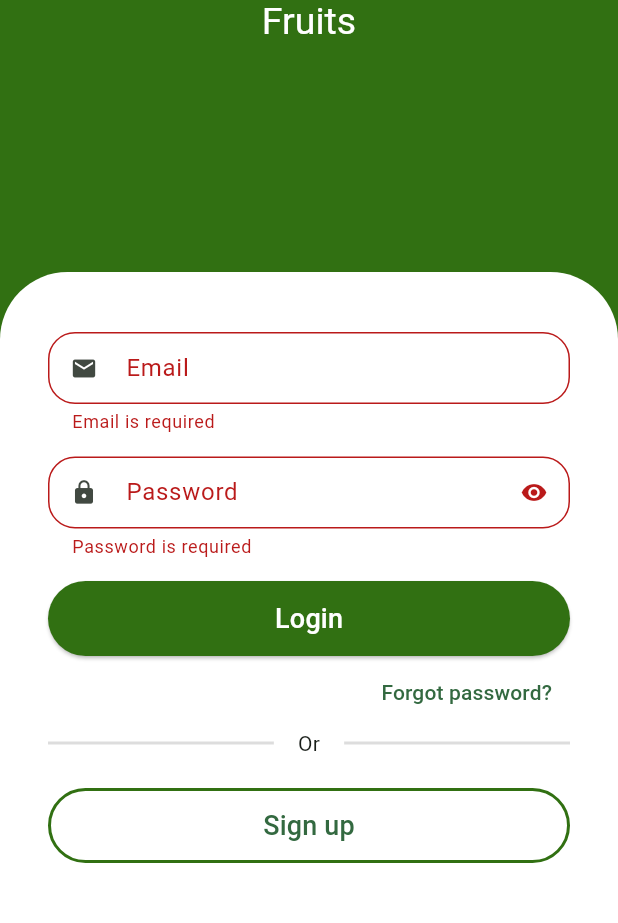
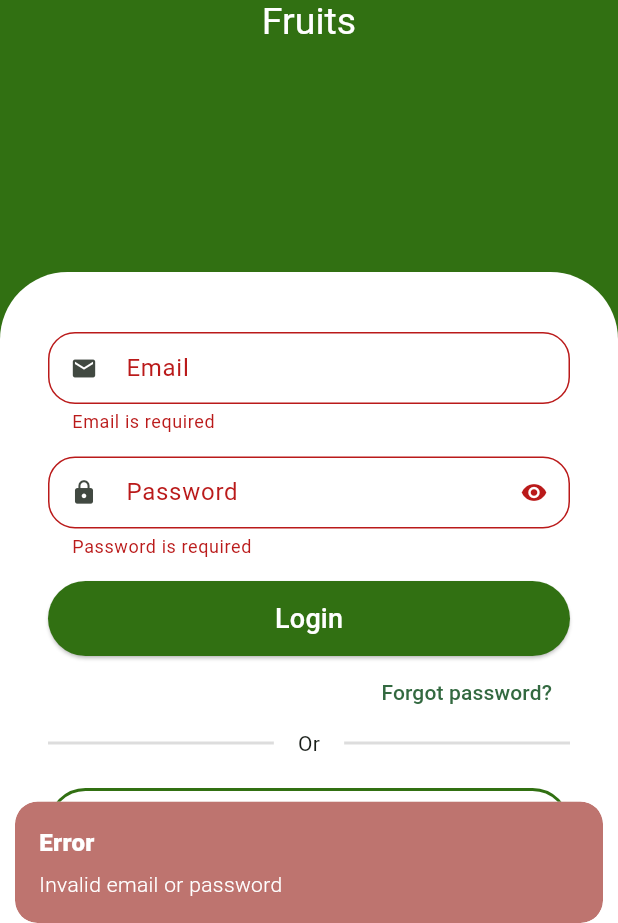
Before and after one commit to luisabritod/Greengrocer, a Flutter app: the screen it shows after launch, after a tap on "Login", on a phone screen of 412 x 824 dp, the part 313-1236 px from its top. Run offline on Flutter 3.47's test engine with Material 3 defaults, Android fonts, the phone set to English and light mode, and no system bars; drawn by our look-alikes of animated_text_kit; our stand-ins replace fluttertoast, get, qr_flutter; missing offline and left inert: add_to_cart_animation.

Commit message:
managing button state

```diff
--- a/lib/main.dart
+++ b/lib/main.dart
@@ -1,8 +1,11 @@
 import 'package:flutter/material.dart';
 import 'package:get/get.dart';
+import 'package:greengrocer/scr/pages/auth/controller/controller.dart';
 import 'package:greengrocer/scr/pages_routes/pages_routes.dart';
 
 void main() {
+  Get.put(AuthController());
+
   runApp(const MyApp());
 }
 
--- /dev/null
+++ b/lib/scr/pages/auth/controller/auth_controller.dart
@@ -0,0 +1,25 @@
+import 'package:get/get.dart';
+
+class AuthController extends GetxController {
+  RxBool isLoading = false.obs;
+
+  Future<void> signIn({
+    required String email,
+    required String password,
+  }) async {
+    isLoading.value = true;
+
+    await Future.delayed(const Duration(seconds: 2));
+
+    isLoading.value = false;
+
+    // try {
+    //   isLoading(true);
+    //   // await FirebaseAuth.instance.signInWithEmailAndPassword(email: email, password: password);
+    // } catch (e) {
+    //   Get.snackbar('Error', e.toString());
+    // } finally {
+    //   isLoading(false);
+    // }
+  }
+}
--- /dev/null
+++ b/lib/scr/pages/auth/controller/controller.dart
@@ -0,0 +1 @@
+export 'auth_controller.dart';
--- a/lib/scr/pages/auth/sign_in_screen.dart
+++ b/lib/scr/pages/auth/sign_in_screen.dart
@@ -2,7 +2,7 @@ import 'package:animated_text_kit/animated_text_kit.dart';
 import 'package:flutter/material.dart';
 import 'package:get/get.dart';
 import 'package:greengrocer/scr/config/config.dart';
-import 'package:greengrocer/scr/pages_routes/pages_routes.dart';
+import 'package:greengrocer/scr/pages/auth/controller/controller.dart';
 import 'package:greengrocer/scr/widgets/widgets.dart';
 
 class SignInScreen extends StatelessWidget {
@@ -107,16 +107,51 @@ class SignInScreen extends StatelessWidget {
                         controller: passwordController,
                       ),
                       //login button
-                      CustomButton(
-                        text: 'Login',
-                        onPressed: () {
-                          if (_formKey.currentState!.validate()) {
-                            String name = emailController.text;
-                            String password = passwordController.text;
-                            print({'name': name, 'password': password});
-                            //   Get.offAllNamed(PagesRoutes.base);
-                          }
-                        },
+                      SizedBox(
+                        height: 50,
+                        child: GetX<AuthController>(
+                          builder: (authController) {
+                            return ElevatedButton(
+                              style: ButtonStyle(
+                                backgroundColor: WidgetStateProperty.all(
+                                    CustomColors.primaryGreenLight),
+                                foregroundColor:
+                                    WidgetStateProperty.all(Colors.white),
+                              ),
+                              onPressed: authController.isLoading.value
+                                  ? null
+                                  : () {
+                                      FocusScope.of(context).unfocus();
+
+                                      if (_formKey.currentState!.validate()) {
+                                        String email = emailController.text;
+                                        String password =
+                                            passwordController.text;
+                                        authController.signIn(
+                                            email: email, password: password);
+                                        //   Get.offAllNamed(PagesRoutes.base);
+                                      } else {
+                                        Get.snackbar('Error',
+                                            'Invalid email or password',
+                                            backgroundColor:
+                                                const Color.fromARGB(
+                                                    255, 190, 116, 111),
+                                            colorText: Colors.white,
+                                            snackPosition:
+                                                SnackPosition.BOTTOM);
+                                      }
+                                    },
+                              child: authController.isLoading.value
+                                  ? const CircularProgressIndicator(
+                                      color: Colors.white,
+                                    )
+                                  : const Text(
+                                      'Login',
+                                      style: TextStyle(fontSize: 18),
+                                    ),
+                            );
+                          },
+                        ),
                       ),
                       Align(
                         alignment: Alignment.centerRight,
```
